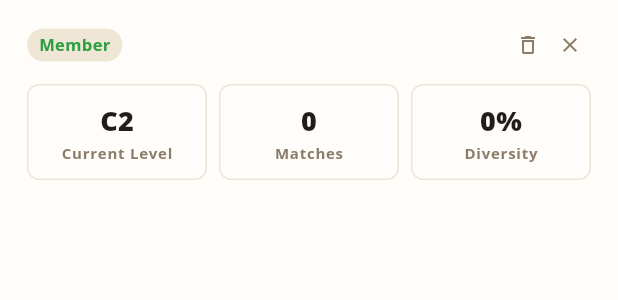
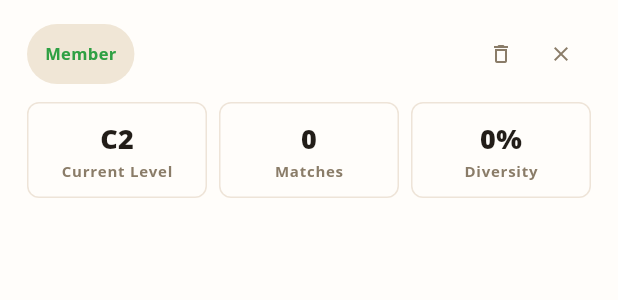
Before and after one commit to nhanhuynh296/good-bad-board, a Flutter app: the PlayerProfileCard widget shown alone on an empty page, opened directly with empty values, on a phone screen of 412 x 824 dp. Shown: the top 300 px of the screen. Run offline on Flutter 3.47's test engine with Material 3 defaults, Android fonts, the phone set to English and light mode, and no system bars; our stand-ins replace csv, file_picker, freezed_annotation, go_router, shared_preferences; missing offline and left inert: trotter; accounts and stored records are empty; generated files the repository leaves out were written again.

Commit message:
fix(players): align profile header controls
The membership badge, sign-in ID field, Save, delete and close are
all 40px tall. Delete and close sit at the right edge of the panel.

Co-Authored-By: Claude Opus 5.5 (1M context) <noreply@anthropic.com>
Claude-Session: https://claude.ai/code/session_011R5V8b1A4Q3R3oXtzEKt4R

```diff
--- a/lib/features/players/player_profile_card.dart
+++ b/lib/features/players/player_profile_card.dart
@@ -90,9 +90,12 @@ class PlayerProfileCard extends StatelessWidget {
           // ── Header row ──────────────────────────────────
           Row(
             children: [
-              // Membership badge
+              // Membership badge, as tall as the other header controls
               Container(
-                padding: const EdgeInsets.symmetric(horizontal: 8, vertical: 3),
+                key: const Key('player-profile-membership'),
+                height: _SignInIdEditor.height,
+                alignment: Alignment.center,
+                padding: const EdgeInsets.symmetric(horizontal: 12),
                 decoration: BoxDecoration(
                   color: switch (membership) {
                     MembershipStatus.member => AppColors.pillBg,
@@ -115,8 +118,10 @@ class PlayerProfileCard extends StatelessWidget {
               // ── Sign-in ID (PLY-15) ───────────────────
               if (onSaveSignInId != null) ...[
                 const SizedBox(width: AppSpacing.md),
-                Flexible(
-                  flex: 2,
+                // Expanded, so delete and close sit at the right edge.
+                Expanded(
+                  child: Align(
+                    alignment: Alignment.centerLeft,
                     child: ConstrainedBox(
                       constraints: const BoxConstraints(maxWidth: 360),
                       child: _SignInIdEditor(
@@ -128,7 +133,8 @@ class PlayerProfileCard extends StatelessWidget {
                       ),
                     ),
                   ),
-              ],
+                ),
+              ] else
                 const Spacer(),
               // Delete button
               Material(
@@ -137,8 +143,8 @@ class PlayerProfileCard extends StatelessWidget {
                   onTap: onDelete,
                   borderRadius: AppRadii.smRadius,
                   child: Container(
-                    width: 28,
-                    height: 28,
+                    width: _SignInIdEditor.height,
+                    height: _SignInIdEditor.height,
                     alignment: Alignment.center,
                     child: const Icon(
                       Icons.delete_outline,
@@ -155,8 +161,8 @@ class PlayerProfileCard extends StatelessWidget {
                   onTap: onClose,
                   borderRadius: AppRadii.smRadius,
                   child: Container(
-                    width: 28,
-                    height: 28,
+                    width: _SignInIdEditor.height,
+                    height: _SignInIdEditor.height,
                     alignment: Alignment.center,
                     child: const Icon(
                       Icons.close,
```
Also changed, not shown: 2 other files. Lines whose indentation alone changed are shown as unchanged.
